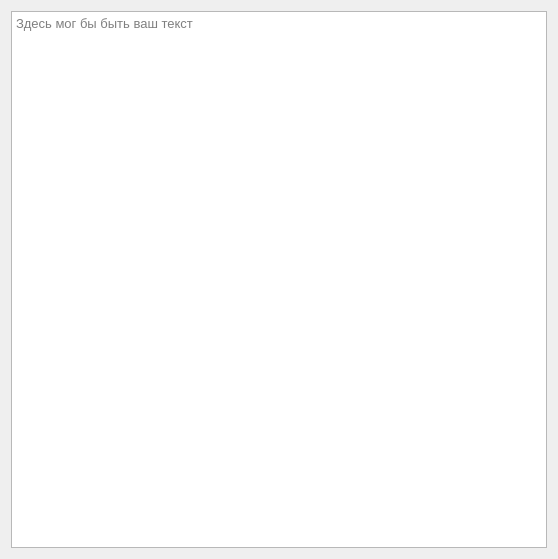
irsural/clb_autocheck, file ui/dialog_with_text.ui: the form before one commit.
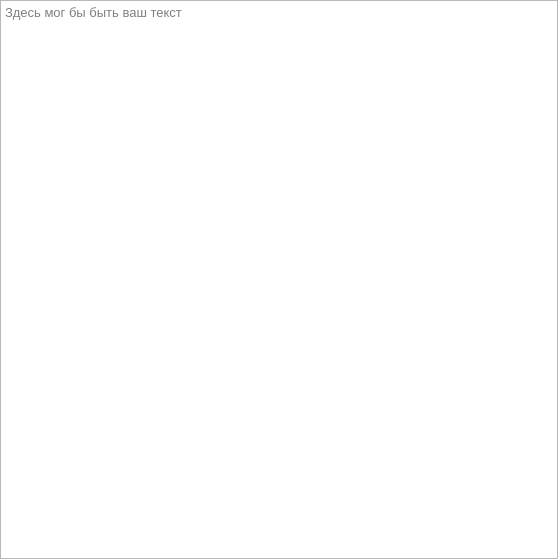
The form after the commit.

Diff of the .ui file:
```diff
--- a/ui/dialog_with_text.ui
+++ b/ui/dialog_with_text.ui
@@ -13,7 +13,25 @@
   <property name="windowTitle">
    <string>Dialog</string>
   </property>
+  <property name="sizeGripEnabled">
+   <bool>false</bool>
+  </property>
   <layout class="QGridLayout" name="gridLayout">
+   <property name="leftMargin">
+    <number>0</number>
+   </property>
+   <property name="topMargin">
+    <number>0</number>
+   </property>
+   <property name="rightMargin">
+    <number>0</number>
+   </property>
+   <property name="bottomMargin">
+    <number>0</number>
+   </property>
+   <property name="spacing">
+    <number>0</number>
+   </property>
    <item row="0" column="0">
     <widget class="QTextEdit" name="textEdit">
      <property name="font">
```
